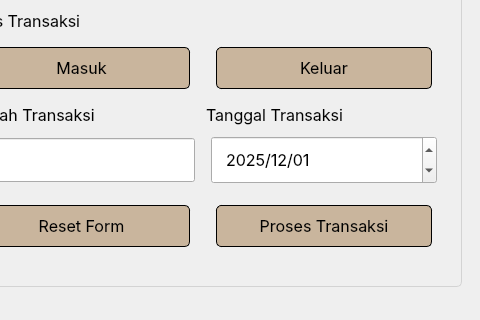
First picture: the form in MainWindow_Page.ui, repository Alfiq123/Python_Development, before the edit; both pictures show x 204 to 684 and y 205 to 525 of the 684 by 664 pixel window.
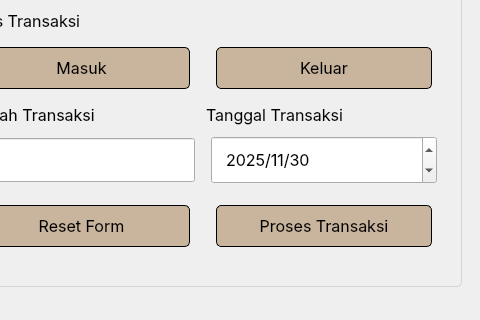
Second picture: the form after the edit. The open tabs and pages were chosen to show the change. Icons and pictures are not drawn.

Patch:
```diff
--- a/MainWindow_Page.ui
+++ b/MainWindow_Page.ui
@@ -701,8 +701,8 @@
                <minute>0</minute>
                <second>0</second>
                <year>2025</year>
-               <month>12</month>
-               <day>1</day>
+               <month>11</month>
+               <day>30</day>
               </datetime>
              </property>
              <property name="displayFormat">
```
Left out of the diff: 264 changed lines with no effect on the pictures.
